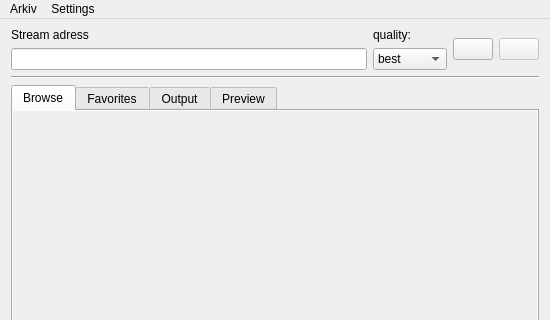
Oyuret/liveGUI, file sources/ui/mainwindow.ui: the form before one commit; both pictures show x 0 to 550 and y 0 to 320 of the 550 by 500 pixel window.
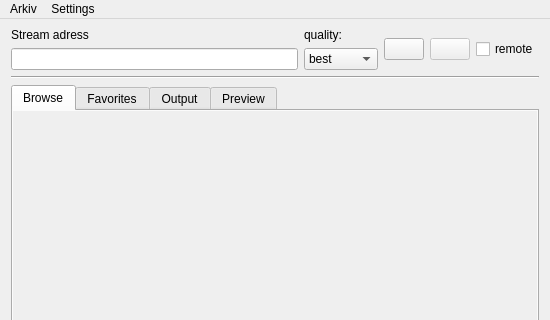
The form after the commit. Icons and pictures are not drawn. Custom widgets are drawn as their Qt base class.

Commit message: Ugly remote playing

```diff
--- a/sources/ui/mainwindow.ui
+++ b/sources/ui/mainwindow.ui
@@ -127,6 +127,13 @@
           </property>
          </widget>
         </item>
+        <item>
+         <widget class="QCheckBox" name="playRemoteCheckbox">
+          <property name="text">
+           <string>remote</string>
+          </property>
+         </widget>
+        </item>
        </layout>
       </item>
      </layout>
```
The commit also changes 5 other files.
